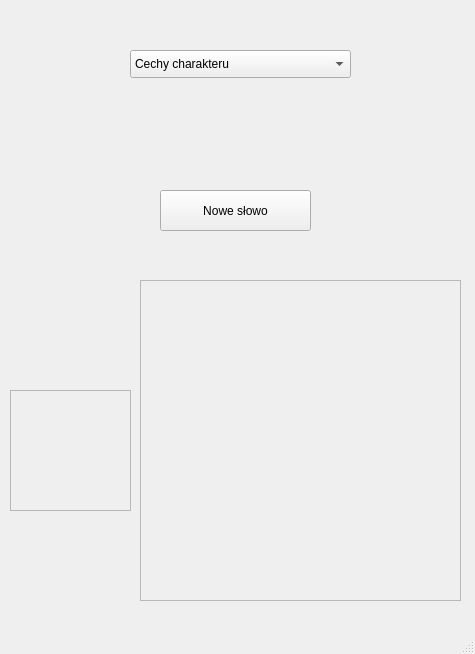
Above: src/mainwindow.ui from worthy11/PP2Project before the change. Below: the same form after it.
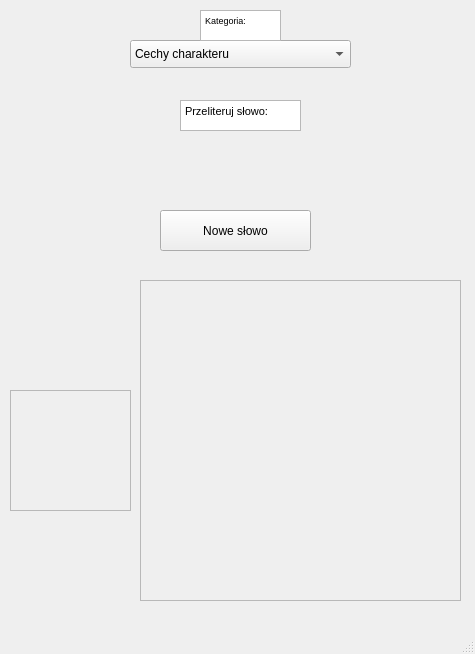
That is the form after the change.

Patch:
```diff
--- a/src/mainwindow.ui
+++ b/src/mainwindow.ui
@@ -45,7 +45,7 @@
     <property name="geometry">
      <rect>
       <x>160</x>
-      <y>190</y>
+      <y>210</y>
       <width>151</width>
       <height>41</height>
      </rect>
@@ -85,7 +85,7 @@
     <property name="geometry">
      <rect>
       <x>130</x>
-      <y>50</y>
+      <y>40</y>
       <width>221</width>
       <height>28</height>
      </rect>
@@ -155,12 +155,68 @@
     <property name="geometry">
      <rect>
       <x>50</x>
-      <y>90</y>
+      <y>120</y>
       <width>371</width>
       <height>80</height>
      </rect>
     </property>
    </widget>
+   <widget class="QTextEdit" name="CategoryText">
+    <property name="enabled">
+     <bool>true</bool>
+    </property>
+    <property name="geometry">
+     <rect>
+      <x>200</x>
+      <y>10</y>
+      <width>81</width>
+      <height>31</height>
+     </rect>
+    </property>
+    <property name="readOnly">
+     <bool>true</bool>
+    </property>
+    <property name="html">
+     <string>&lt;!DOCTYPE HTML PUBLIC &quot;-//W3C//DTD HTML 4.0//EN&quot; &quot;http://www.w3.org/TR/REC-html40/strict.dtd&quot;&gt;
+&lt;html&gt;&lt;head&gt;&lt;meta name=&quot;qrichtext&quot; content=&quot;1&quot; /&gt;&lt;meta charset=&quot;utf-8&quot; /&gt;&lt;style type=&quot;text/css&quot;&gt;
+p, li { white-space: pre-wrap; }
+hr { height: 1px; border-width: 0; }
+li.unchecked::marker { content: &quot;\2610&quot;; }
+li.checked::marker { content: &quot;\2612&quot;; }
+&lt;/style&gt;&lt;/head&gt;&lt;body style=&quot; font-family:'Segoe UI'; font-size:9pt; font-weight:400; font-style:normal;&quot;&gt;
+&lt;p style=&quot; margin-top:0px; margin-bottom:0px; margin-left:0px; margin-right:0px; -qt-block-indent:0; text-indent:0px;&quot;&gt;&lt;span style=&quot; font-size:7pt;&quot;&gt;Kategoria:&lt;/span&gt;&lt;/p&gt;&lt;/body&gt;&lt;/html&gt;</string>
+    </property>
+   </widget>
+   <widget class="QTextEdit" name="SpellText">
+    <property name="geometry">
+     <rect>
+      <x>180</x>
+      <y>100</y>
+      <width>121</width>
+      <height>31</height>
+     </rect>
+    </property>
+    <property name="readOnly">
+     <bool>true</bool>
+    </property>
+    <property name="html">
+     <string>&lt;!DOCTYPE HTML PUBLIC &quot;-//W3C//DTD HTML 4.0//EN&quot; &quot;http://www.w3.org/TR/REC-html40/strict.dtd&quot;&gt;
+&lt;html&gt;&lt;head&gt;&lt;meta name=&quot;qrichtext&quot; content=&quot;1&quot; /&gt;&lt;meta charset=&quot;utf-8&quot; /&gt;&lt;style type=&quot;text/css&quot;&gt;
+p, li { white-space: pre-wrap; }
+hr { height: 1px; border-width: 0; }
+li.unchecked::marker { content: &quot;\2610&quot;; }
+li.checked::marker { content: &quot;\2612&quot;; }
+&lt;/style&gt;&lt;/head&gt;&lt;body style=&quot; font-family:'Segoe UI'; font-size:9pt; font-weight:400; font-style:normal;&quot;&gt;
+&lt;p style=&quot; margin-top:0px; margin-bottom:0px; margin-left:0px; margin-right:0px; -qt-block-indent:0; text-indent:0px;&quot;&gt;&lt;span style=&quot; font-size:8pt;&quot;&gt;Przeliteruj słowo:&lt;/span&gt;&lt;/p&gt;&lt;/body&gt;&lt;/html&gt;</string>
+    </property>
+   </widget>
+   <zorder>CategoryPicker</zorder>
+   <zorder>VideoFrame</zorder>
+   <zorder>WordGenerator</zorder>
+   <zorder>TipFrame</zorder>
+   <zorder>WordDisplay</zorder>
+   <zorder>CategoryText</zorder>
+   <zorder>SpellText</zorder>
   </widget>
   <widget class="QMenuBar" name="menubar">
    <property name="geometry">
```
Left out of the diff: 2 changed lines with no effect on the pictures.
